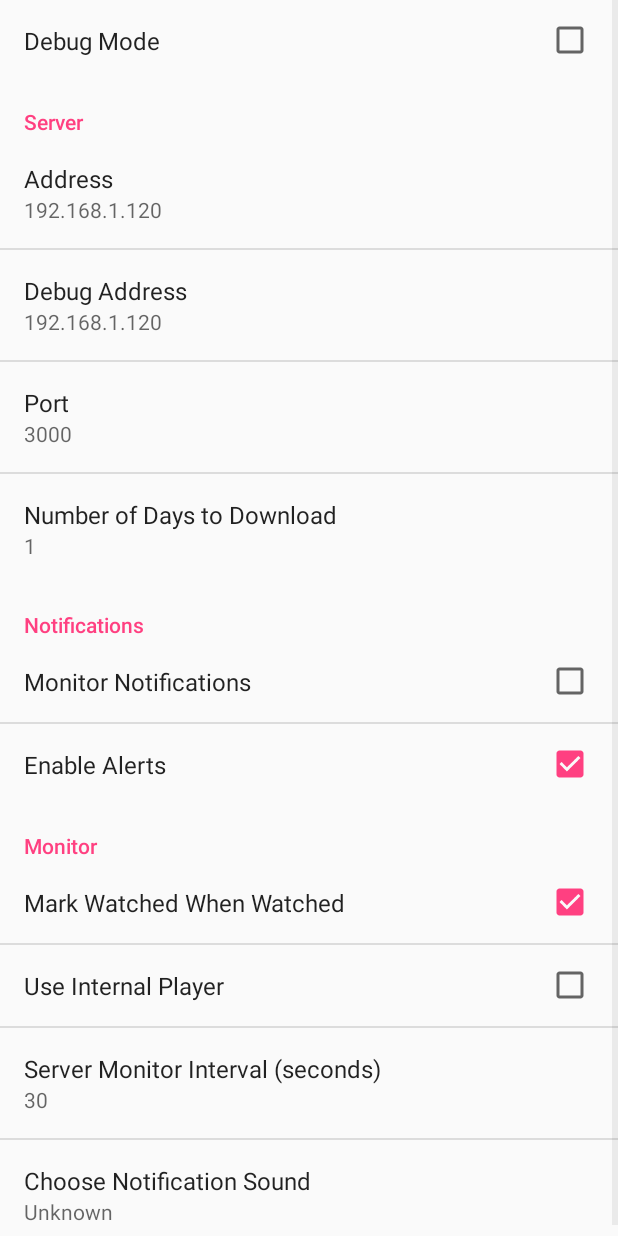
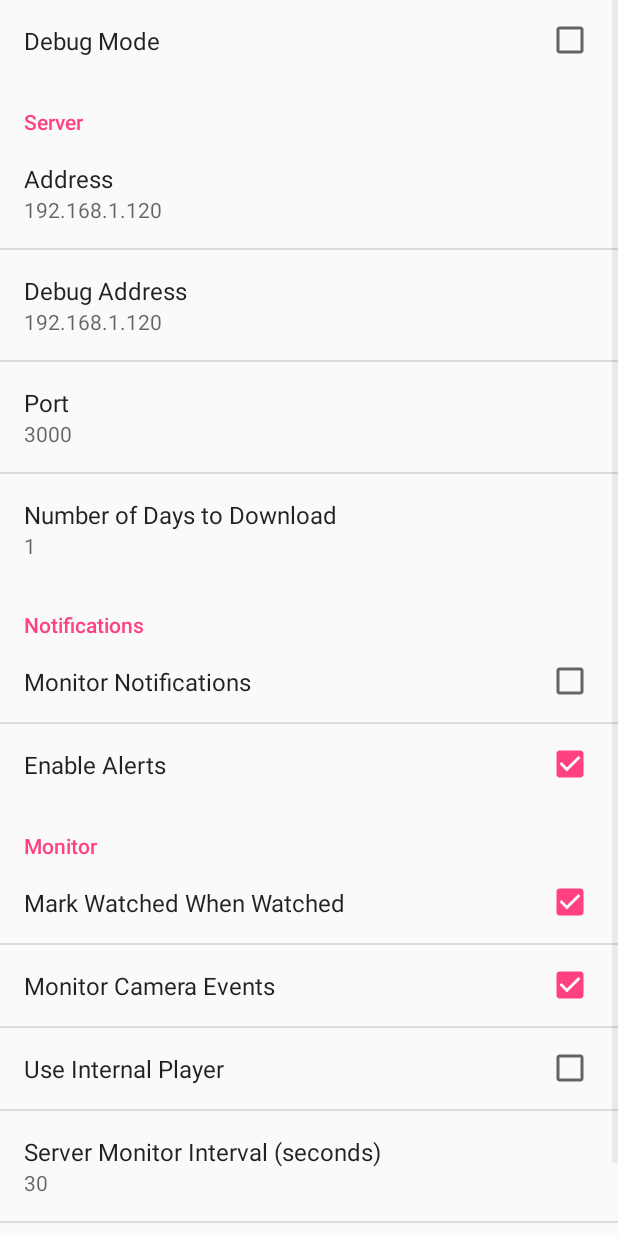
Before and after one commit to ttopaz/CameraAlert-Android, an Android app: the SettingsActivity screen opened directly, with no data from a screen before it, on a phone screen of 412 x 824 dp. Run offline under Robolectric (Android 15) with nearby library versions, the phone set to English and light mode, and no system bars.

Commit message:
Add monitoring options

```diff
--- a/app/src/main/res/xml/pref_general.xml
+++ b/app/src/main/res/xml/pref_general.xml
@@ -81,6 +81,14 @@
         android:maxLines="1" />
 
     <CheckBoxPreference
+        android:key="monitorEvents"
+        android:title="Monitor Camera Events"
+        android:defaultValue="true"
+        android:selectAllOnFocus="true"
+        android:singleLine="true"
+        android:maxLines="1" />
+
+    <CheckBoxPreference
         android:key="internalPlayer"
         android:title="Use Internal Player"
         android:defaultValue="false"
```
